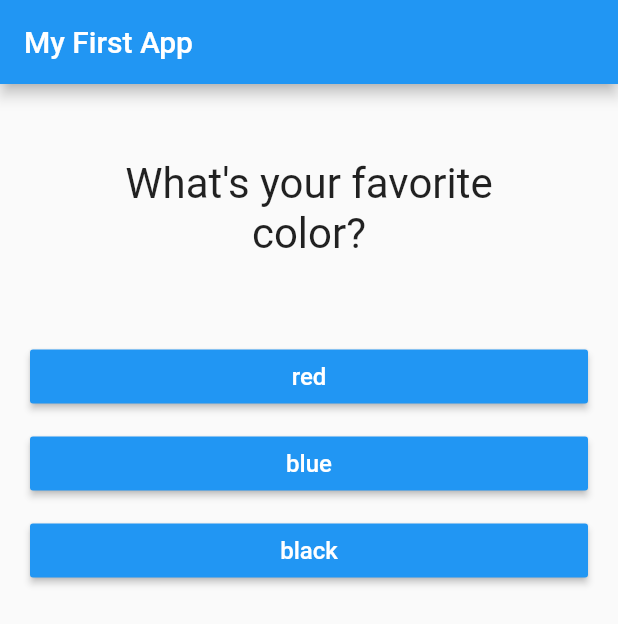
After one commit to reemharbi/flutter-first-app, a Flutter app: the screen it shows after launch, on a phone screen of 412 x 824 dp. The commit adds this screen. Shown: the top 624 px of the screen. Run offline on Flutter 3.47's test engine with Material 2 defaults, Android fonts, the phone set to English and light mode, and no system bars.

Commit message:
Create Quiz and Result widgets

```diff
--- a/lib/main.dart
+++ b/lib/main.dart
@@ -1,49 +1,70 @@
 import 'package:flutter/material.dart';
 // Custom widgets imports
-import './question.dart';
-import './answer.dart';
+import './quiz.dart';
+import './result.dart';
 
 void main() => runApp(MyApp());
 
 class MyApp extends StatefulWidget {
   @override
   State<StatefulWidget> createState() {
-    // TODO: implement createState
     return _MyAppState();
   }
 }
 
 class _MyAppState extends State<MyApp> {
-  final questions = const [
+  final _questions = const [
     {
       'questionText': 'What\'s your favorite color?',
-      'answers': ['red', 'blue', 'black']
+      'answers': [
+        {'text': 'red', 'score': '10'},
+        {'text': 'blue', 'score': '5'},
+        {'text': 'black', 'score': '1'}
+      ]
     },
     {
       'questionText': 'What\'s your favorite animal',
-      'answers': ['mouse', 'dog', 'cat']
+      'answers': [
+        {'text': 'mouse', 'score': '10'},
+        {'text': 'dog', 'score': '10'},
+        {'text': 'cat', 'score': '10'}
+      ]
     },
     {
       'questionText': 'What\'s your favorite movie?',
-      'answers': ['SAW', 'titanic', 'fight club']
+      'answers': [
+        {'text': 'SAW', 'score': '10'},
+        {'text': 'titanic', 'score': '8'},
+        {'text': 'fight club', 'score': '4'}
+      ]
     },
     {
       'questionText': 'What\'s your favorite city?',
-      'answers': ['Dammam', 'Jeddah', 'Riyadh']
+      'answers': [
+        {'text': 'Dammam', 'score': '1'},
+        {'text': 'Jeddah', 'score': '2'},
+        {'text': 'Riyadh', 'score': '3'}
+      ]
     },
     {
       'questionText': 'What\'s your favorite food?',
-      'answers': ['pizza', 'sushi', 'pasta', 'Mandi']
+      'answers': [
+        {'text': 'pizza', 'score': '10'},
+        {'text': 'sushi', 'score': '1'},
+        {'text': 'pasta', 'score': '5'},
+        {'text': 'Mandi', 'score': '3'}
+      ]
     },
   ];
 
   var _questionIndex = 0;
-
-  void _answerQuestion() {
+  var _totalScore = 0;
+  void _answerQuestion(int score) {
+    _totalScore += score;
     setState(() {
-      _questionIndex = _questionIndex + 1;
+      _questionIndex += 1;
     });
-    if (_questionIndex < questions.length) {
+    if (_questionIndex < _questions.length) {
       print('Next question');
     }
   }
@@ -55,29 +76,13 @@ class _MyAppState extends State<MyApp> {
         appBar: AppBar(
           title: Text('My First App'),
         ),
-        body: _questionIndex < questions.length
-            ? Column(
-                children: <Widget>[
-                  Question(
-                    questions[_questionIndex]['questionText'],
-                  ),
-                  ...(questions[_questionIndex]['answers'] as List<String>)
-                      .map((answer) {
-                    return Answer(_answerQuestion, answer);
-                  }).toList()
-                  // RaisedButton(
-                  //   child: Text('Answer 2'),
-                  //   onPressed: () => print('Answer 2 chosen!'),
-                  // ),
-                  // RaisedButton(
-                  //   child: Text('Answer 3'),
-                  //   onPressed: () {
-                  //     print('Answer 3 chosen!!!');
-                  //   },
-                  // ),
-                ],
+        body: _questionIndex < _questions.length
+            ? Quiz(
+                answerQuestion: _answerQuestion,
+                questionIndex: _questionIndex,
+                questions: _questions,
               )
-            : Center(child: Text('Quiz is over.')),
+            : Result(),
       ),
     );
   }
--- /dev/null
+++ b/lib/quiz.dart
@@ -0,0 +1,30 @@
+import 'package:flutter/material.dart';
+
+import './question.dart';
+import './answer.dart';
+
+class Quiz extends StatelessWidget {
+  final List<Map<String, Object>> questions;
+  final Function answerQuestion;
+  final int questionIndex;
+
+  Quiz({
+    @required this.questions,
+    @required this.answerQuestion,
+    @required this.questionIndex,
+  });
+
+  @override
+  Widget build(BuildContext context) {
+    return Column(
+      children: <Widget>[
+        Question(
+          questions[questionIndex]['questionText'],
+        ),
+        ...(questions[questionIndex]['answers'] as List<Map<String, Object>>).map((answer) {
+          return Answer(() => answerQuestion(answer['score']), answer['text']);
+        }).toList()
+      ],
+    );
+  }
+}
--- /dev/null
+++ b/lib/result.dart
@@ -0,0 +1,10 @@
+import 'package:flutter/material.dart';
+
+class Result extends StatelessWidget {
+  @override
+  Widget build(BuildContext context) {
+    return Center(
+      child: Text('Quiz is over.'),
+    );
+  }
+}
```
Also changed, not shown: lib/answer.dart (+11 -0 lines).
